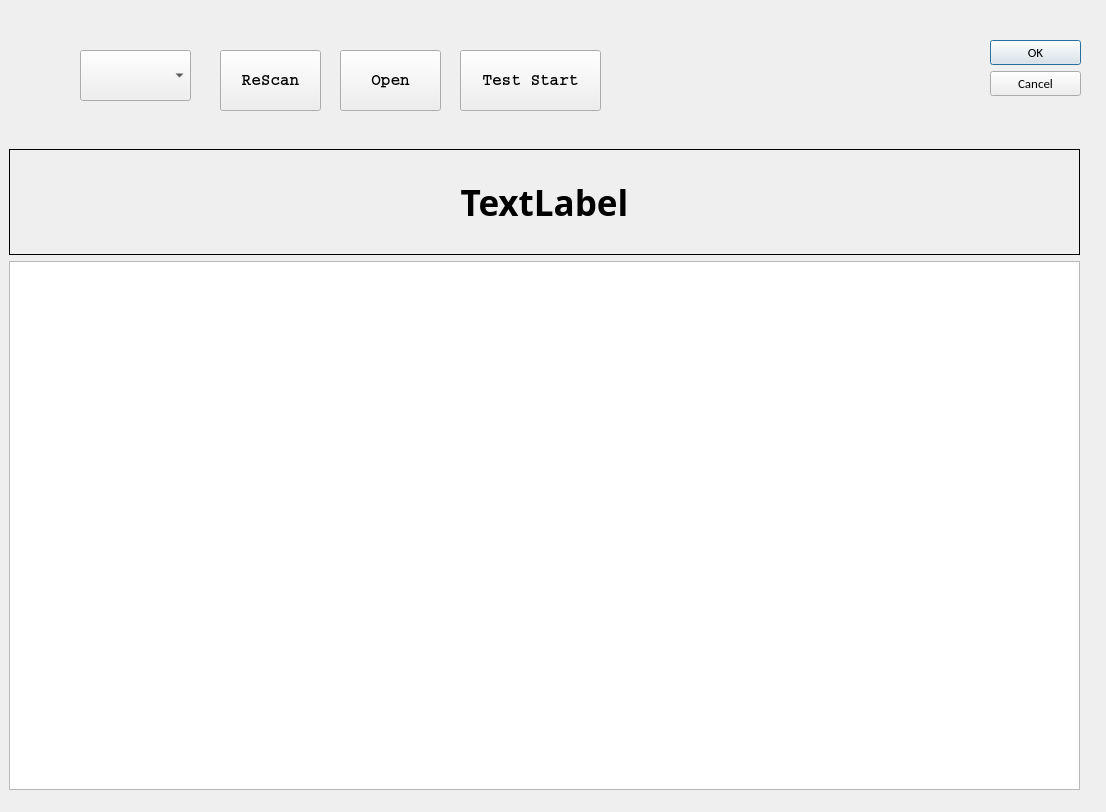
renakim/WizFi630S_TestTool, file dialog.ui: the form before one commit.
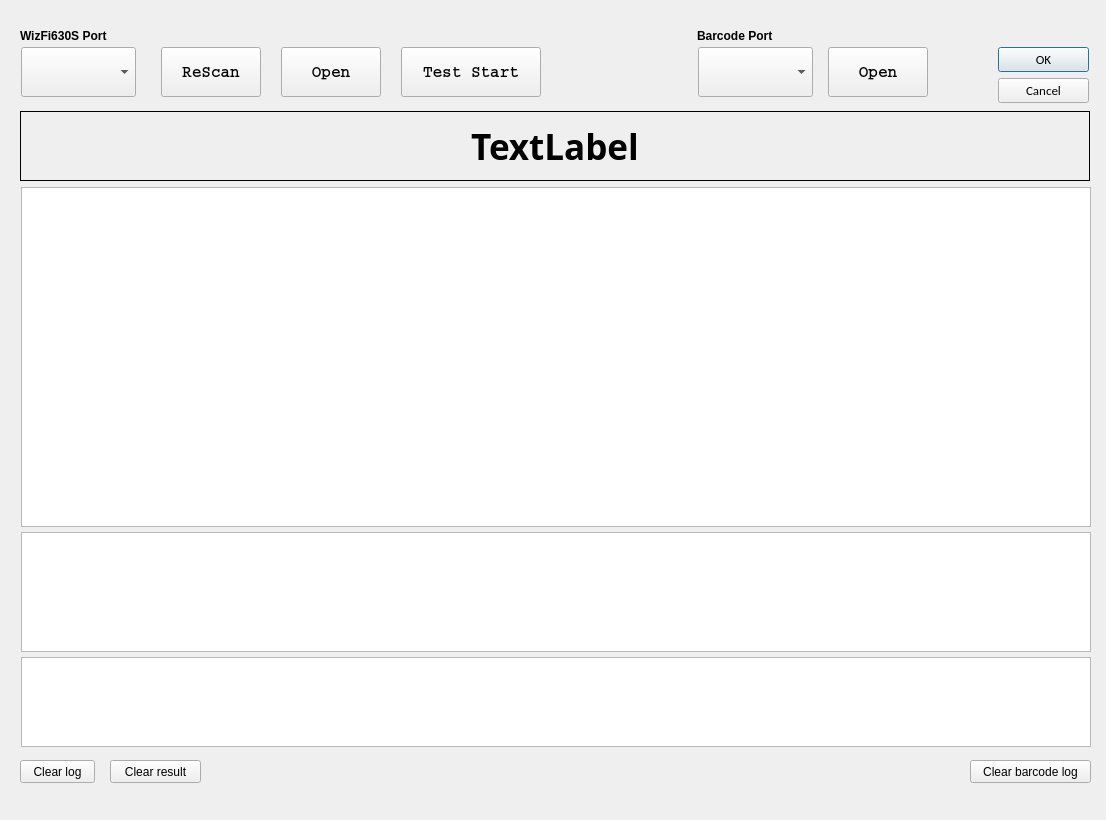
The form after the commit.

Commit message: * modify ui - add two textedit(barcode monitor, result) - add clear buttons * modify main.py & comthread.py - remove unused code - add new ui object control code * add barcodethread.py * add .gitignore & remove cached files

Patch:
```diff
--- a/dialog.ui
+++ b/dialog.ui
@@ -7,17 +7,29 @@
     <x>0</x>
     <y>0</y>
     <width>1106</width>
-    <height>812</height>
+    <height>820</height>
    </rect>
   </property>
+  <property name="minimumSize">
+   <size>
+    <width>1100</width>
+    <height>700</height>
+   </size>
+  </property>
+  <property name="maximumSize">
+   <size>
+    <width>1200</width>
+    <height>850</height>
+   </size>
+  </property>
   <property name="windowTitle">
    <string>Dialog</string>
   </property>
   <widget class="QDialogButtonBox" name="buttonBox">
    <property name="geometry">
     <rect>
-     <x>990</x>
-     <y>40</y>
+     <x>998</x>
+     <y>47</y>
      <width>91</width>
      <height>61</height>
     </rect>
@@ -38,12 +50,24 @@
   <widget class="QPushButton" name="pushButton_Rescan">
    <property name="geometry">
     <rect>
-     <x>220</x>
-     <y>50</y>
-     <width>101</width>
-     <height>61</height>
+     <x>161</x>
+     <y>47</y>
+     <width>100</width>
+     <height>50</height>
     </rect>
    </property>
+   <property name="minimumSize">
+    <size>
+     <width>100</width>
+     <height>50</height>
+    </size>
+   </property>
+   <property name="maximumSize">
+    <size>
+     <width>100</width>
+     <height>50</height>
+    </size>
+   </property>
    <property name="font">
     <font>
      <family>Courier</family>
@@ -62,12 +86,24 @@
   <widget class="QComboBox" name="comboBox_Comport">
    <property name="geometry">
     <rect>
-     <x>80</x>
-     <y>50</y>
-     <width>111</width>
-     <height>51</height>
+     <x>21</x>
+     <y>47</y>
+     <width>115</width>
+     <height>50</height>
     </rect>
    </property>
+   <property name="minimumSize">
+    <size>
+     <width>115</width>
+     <height>50</height>
+    </size>
+   </property>
+   <property name="maximumSize">
+    <size>
+     <width>100</width>
+     <height>50</height>
+    </size>
+   </property>
    <property name="font">
     <font>
      <family>Courier</family>
@@ -77,57 +113,26 @@
     </font>
    </property>
   </widget>
-  <widget class="QWidget" name="verticalLayoutWidget">
+  <widget class="QPushButton" name="button_open_devport">
    <property name="geometry">
     <rect>
-     <x>9</x>
-     <y>149</y>
-     <width>1071</width>
-     <height>641</height>
+     <x>281</x>
+     <y>47</y>
+     <width>100</width>
+     <height>50</height>
     </rect>
    </property>
-   <layout class="QVBoxLayout" name="verticalLayout" stretch="1,5">
-    <item>
-     <widget class="QLabel" name="label_message">
-      <property name="font">
-       <font>
-        <family>Book Antiqua</family>
-        <pointsize>26</pointsize>
-        <weight>75</weight>
-        <bold>true</bold>
-       </font>
-      </property>
-      <property name="frameShape">
-       <enum>QFrame::Box</enum>
-      </property>
-      <property name="text">
-       <string>TextLabel</string>
-      </property>
-      <property name="alignment">
-       <set>Qt::AlignCenter</set>
-      </property>
-     </widget>
-    </item>
-    <item>
-     <widget class="QPlainTextEdit" name="plainTextEdit_log">
-      <property name="font">
-       <font>
-        <family>Courier</family>
-        <pointsize>10</pointsize>
-       </font>
-      </property>
-     </widget>
-    </item>
-   </layout>
-  </widget>
-  <widget class="QPushButton" name="pushButton_Open">
-   <property name="geometry">
-    <rect>
-     <x>340</x>
-     <y>50</y>
-     <width>101</width>
-     <height>61</height>
-    </rect>
+   <property name="minimumSize">
+    <size>
+     <width>100</width>
+     <height>50</height>
+    </size>
+   </property>
+   <property name="maximumSize">
+    <size>
+     <width>100</width>
+     <height>50</height>
+    </size>
    </property>
    <property name="font">
     <font>
@@ -144,12 +149,24 @@
   <widget class="QPushButton" name="pushButton_Start">
    <property name="geometry">
     <rect>
-     <x>460</x>
-     <y>50</y>
-     <width>141</width>
-     <height>61</height>
+     <x>401</x>
+     <y>47</y>
+     <width>140</width>
+     <height>50</height>
     </rect>
    </property>
+   <property name="minimumSize">
+    <size>
+     <width>140</width>
+     <height>50</height>
+    </size>
+   </property>
+   <property name="maximumSize">
+    <size>
+     <width>100</width>
+     <height>50</height>
+    </size>
+   </property>
    <property name="font">
     <font>
      <family>Courier</family>
@@ -162,6 +179,290 @@
     <string>Test Start</string>
    </property>
   </widget>
+  <widget class="QComboBox" name="combobox_barcode">
+   <property name="geometry">
+    <rect>
+     <x>698</x>
+     <y>47</y>
+     <width>115</width>
+     <height>50</height>
+    </rect>
+   </property>
+   <property name="minimumSize">
+    <size>
+     <width>115</width>
+     <height>50</height>
+    </size>
+   </property>
+   <property name="maximumSize">
+    <size>
+     <width>115</width>
+     <height>50</height>
+    </size>
+   </property>
+   <property name="font">
+    <font>
+     <family>Courier</family>
+     <pointsize>12</pointsize>
+     <weight>75</weight>
+     <bold>true</bold>
+    </font>
+   </property>
+  </widget>
+  <widget class="QPushButton" name="button_open_barcodeport">
+   <property name="geometry">
+    <rect>
+     <x>828</x>
+     <y>47</y>
+     <width>100</width>
+     <height>50</height>
+    </rect>
+   </property>
+   <property name="minimumSize">
+    <size>
+     <width>100</width>
+     <height>50</height>
+    </size>
+   </property>
+   <property name="maximumSize">
+    <size>
+     <width>100</width>
+     <height>50</height>
+    </size>
+   </property>
+   <property name="font">
+    <font>
+     <family>Courier</family>
+     <pointsize>12</pointsize>
+     <weight>75</weight>
+     <bold>true</bold>
+    </font>
+   </property>
+   <property name="text">
+    <string>Open</string>
+   </property>
+  </widget>
+  <widget class="QPushButton" name="button_clear_log">
+   <property name="geometry">
+    <rect>
+     <x>20</x>
+     <y>760</y>
+     <width>75</width>
+     <height>23</height>
+    </rect>
+   </property>
+   <property name="text">
+    <string>Clear log</string>
+   </property>
+  </widget>
+  <widget class="QPushButton" name="button_clear_result">
+   <property name="geometry">
+    <rect>
+     <x>110</x>
+     <y>760</y>
+     <width>91</width>
+     <height>23</height>
+    </rect>
+   </property>
+   <property name="text">
+    <string>Clear result</string>
+   </property>
+  </widget>
+  <widget class="QPushButton" name="button_clear_barcodelog">
+   <property name="geometry">
+    <rect>
+     <x>970</x>
+     <y>760</y>
+     <width>121</width>
+     <height>23</height>
+    </rect>
+   </property>
+   <property name="text">
+    <string>Clear barcode log</string>
+   </property>
+  </widget>
+  <widget class="QLabel" name="label">
+   <property name="geometry">
+    <rect>
+     <x>20</x>
+     <y>26</y>
+     <width>110</width>
+     <height>20</height>
+    </rect>
+   </property>
+   <property name="minimumSize">
+    <size>
+     <width>110</width>
+     <height>20</height>
+    </size>
+   </property>
+   <property name="maximumSize">
+    <size>
+     <width>110</width>
+     <height>20</height>
+    </size>
+   </property>
+   <property name="font">
+    <font>
+     <weight>75</weight>
+     <bold>true</bold>
+    </font>
+   </property>
+   <property name="text">
+    <string>WizFi630S Port</string>
+   </property>
+  </widget>
+  <widget class="QLabel" name="label_2">
+   <property name="geometry">
+    <rect>
+     <x>697</x>
+     <y>26</y>
+     <width>110</width>
+     <height>20</height>
+    </rect>
+   </property>
+   <property name="minimumSize">
+    <size>
+     <width>110</width>
+     <height>20</height>
+    </size>
+   </property>
+   <property name="maximumSize">
+    <size>
+     <width>110</width>
+     <height>20</height>
+    </size>
+   </property>
+   <property name="font">
+    <font>
+     <weight>75</weight>
+     <bold>true</bold>
+    </font>
+   </property>
+   <property name="text">
+    <string>Barcode Port</string>
+   </property>
+  </widget>
+  <widget class="QLabel" name="msglabel">
+   <property name="geometry">
+    <rect>
+     <x>20</x>
+     <y>111</y>
+     <width>1070</width>
+     <height>70</height>
+    </rect>
+   </property>
+   <property name="minimumSize">
+    <size>
+     <width>1070</width>
+     <height>68</height>
+    </size>
+   </property>
+   <property name="maximumSize">
+    <size>
+     <width>1070</width>
+     <height>70</height>
+    </size>
+   </property>
+   <property name="font">
+    <font>
+     <family>Book Antiqua</family>
+     <pointsize>26</pointsize>
+     <weight>75</weight>
+     <bold>true</bold>
+    </font>
+   </property>
+   <property name="frameShape">
+    <enum>QFrame::Box</enum>
+   </property>
+   <property name="text">
+    <string>TextLabel</string>
+   </property>
+   <property name="alignment">
+    <set>Qt::AlignCenter</set>
+   </property>
+  </widget>
+  <widget class="QWidget" name="">
+   <property name="geometry">
+    <rect>
+     <x>20</x>
+     <y>185</y>
+     <width>1072</width>
+     <height>564</height>
+    </rect>
+   </property>
+   <layout class="QGridLayout" name="gridLayout">
+    <property name="verticalSpacing">
+     <number>3</number>
+    </property>
+    <item row="0" column="0">
+     <widget class="QPlainTextEdit" name="logtextedit">
+      <property name="minimumSize">
+       <size>
+        <width>1070</width>
+        <height>340</height>
+       </size>
+      </property>
+      <property name="maximumSize">
+       <size>
+        <width>1070</width>
+        <height>340</height>
+       </size>
+      </property>
+      <property name="font">
+       <font>
+        <family>Courier</family>
+        <pointsize>10</pointsize>
+       </font>
+      </property>
+     </widget>
+    </item>
+    <item row="2" column="0">
+     <widget class="QPlainTextEdit" name="logtextedit_barcode">
+      <property name="minimumSize">
+       <size>
+        <width>1070</width>
+        <height>90</height>
+       </size>
+      </property>
+      <property name="maximumSize">
+       <size>
+        <width>1070</width>
+        <height>90</height>
+       </size>
+      </property>
+      <property name="font">
+       <font>
+        <family>Courier</family>
+        <pointsize>10</pointsize>
+       </font>
+      </property>
+     </widget>
+    </item>
+    <item row="1" column="0">
+     <widget class="QPlainTextEdit" name="textedit_result">
+      <property name="minimumSize">
+       <size>
+        <width>1070</width>
+        <height>120</height>
+       </size>
+      </property>
+      <property name="maximumSize">
+       <size>
+        <width>1070</width>
+        <height>120</height>
+       </size>
+      </property>
+      <property name="font">
+       <font>
+        <family>Courier</family>
+        <pointsize>10</pointsize>
+       </font>
+      </property>
+     </widget>
+    </item>
+   </layout>
+  </widget>
  </widget>
  <resources/>
  <connections>
```
Left out of the diff: 6 changed lines with no effect on the pictures. The commit also changes 76 other files.
